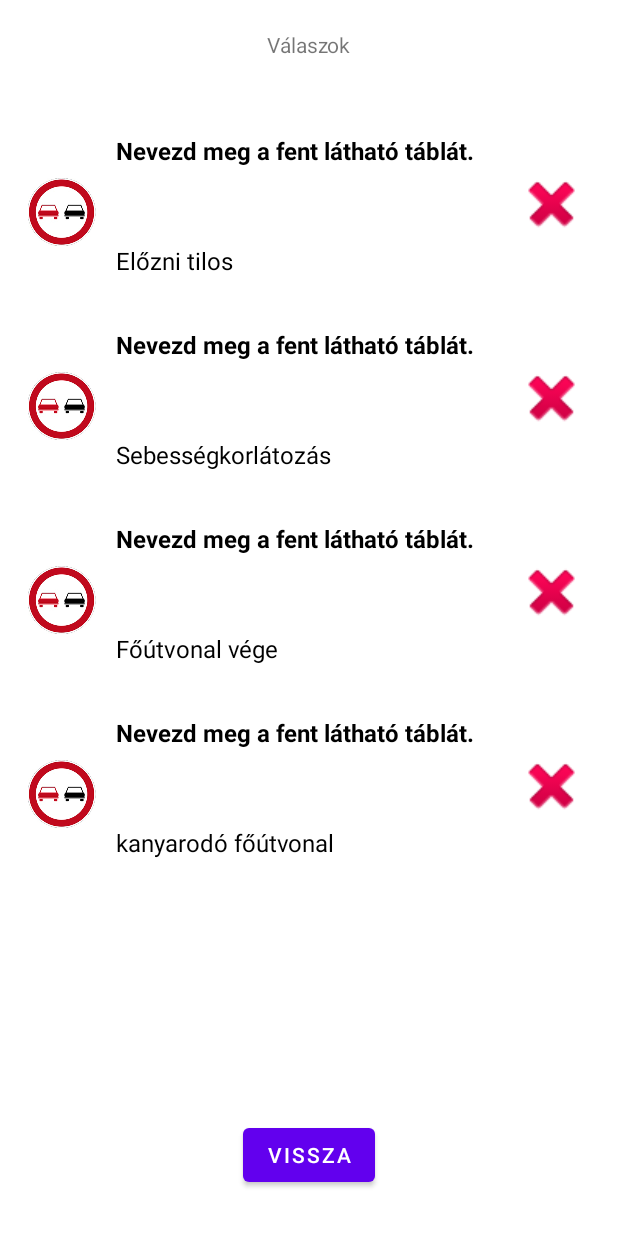
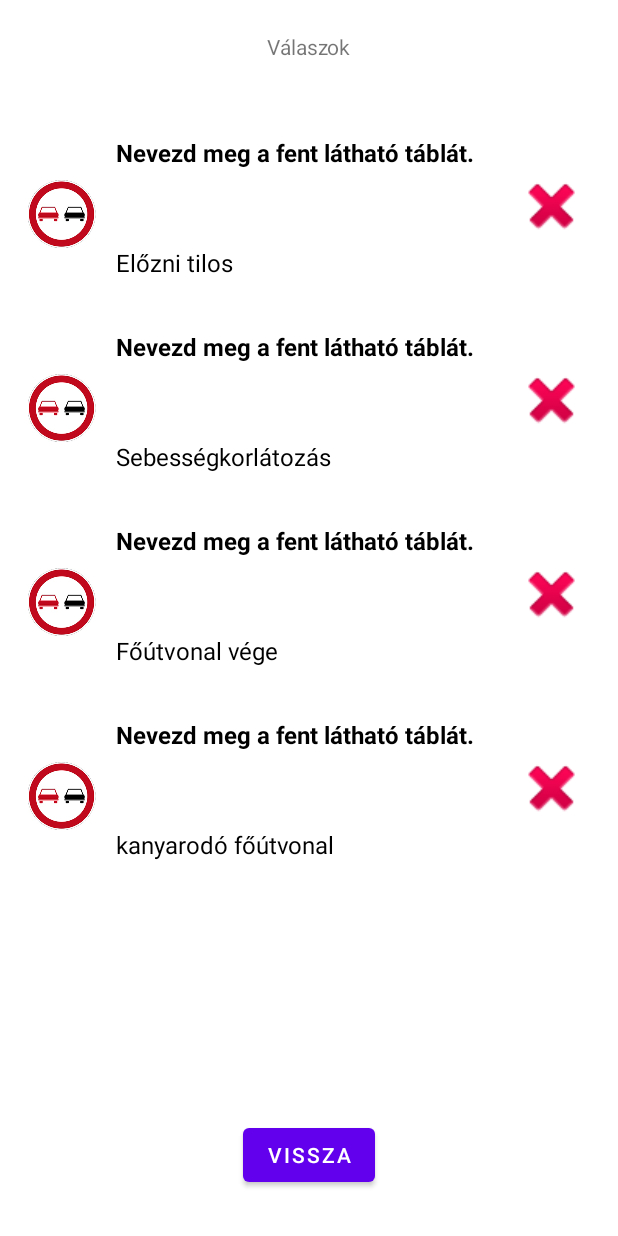
Before and after one commit to FarkyBat/Android_Beadando_Kresz, an Android app: the fragment hibasvalasz shown on its own in the app's theme, on a phone screen of 412 x 824 dp. Run offline under Robolectric (Android 15) with nearby library versions, the phone set to English and light mode, and no system bars; 8 statements that could not run were skipped.

Commit message:
Frissítés 2022.11.25

```diff
--- a/app/src/main/res/layout/fragment_hibasvalasz.xml
+++ b/app/src/main/res/layout/fragment_hibasvalasz.xml
@@ -38,7 +38,7 @@
             android:layout_width="wrap_content"
             android:layout_height="wrap_content"
             android:layout_marginStart="20dp"
-            android:layout_marginTop="20dp"
+            android:layout_marginTop="21dp"
             android:layout_marginEnd="20dp"
             android:text="Válaszok"
             app:layout_constraintEnd_toEndOf="parent"
```
